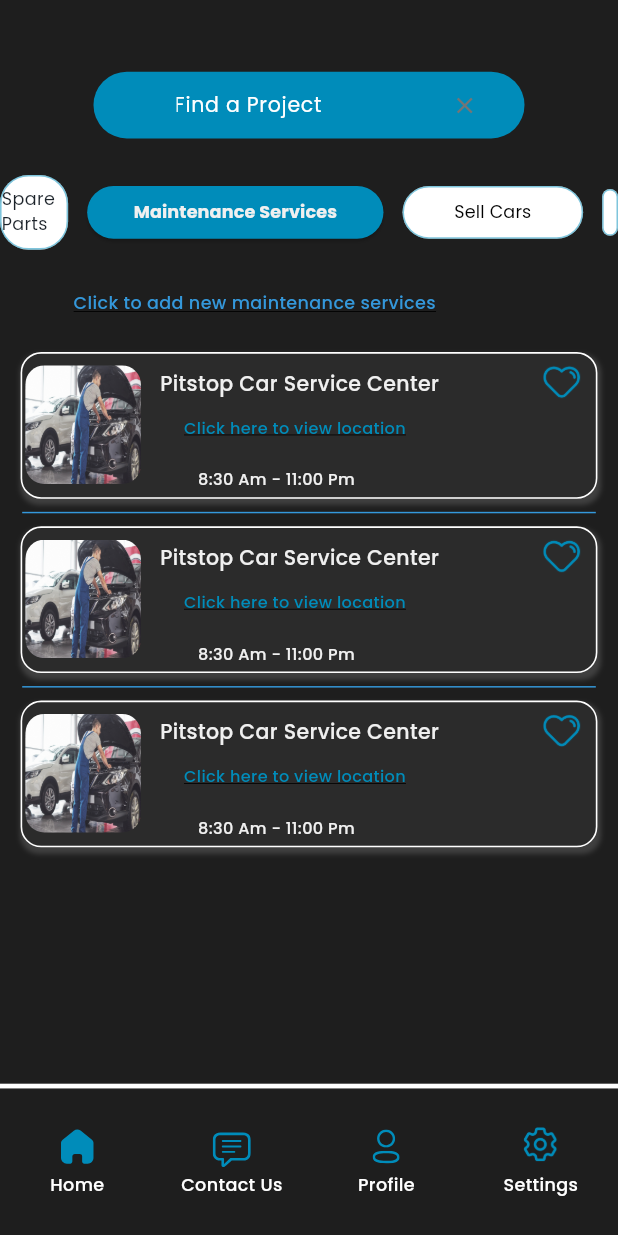
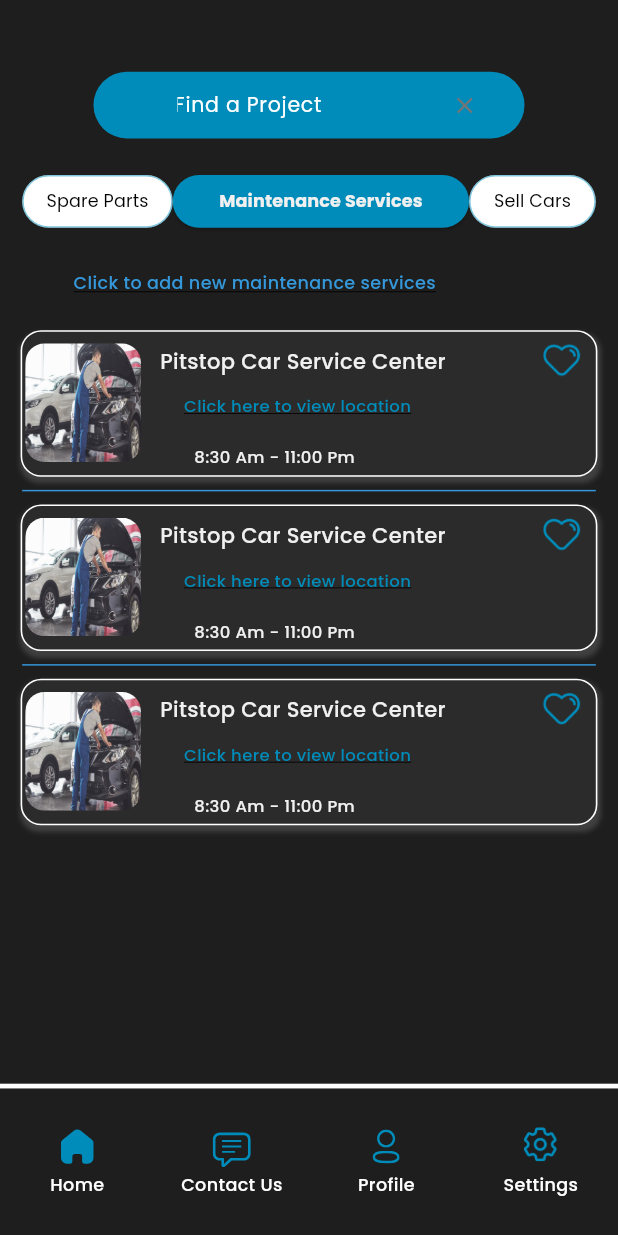
Before and after one commit to ibrahimashraf169/UI2, a Flutter app: the MaintenanceServicesScreen screen opened by its route, on a phone screen of 412 x 824 dp. Run offline on Flutter 3.47's test engine with Material 3 defaults, Android fonts, the phone set to English and light mode, and no system bars; our stand-ins replace cached_network_image, dio, flutter_svg; network calls fail.

Commit message:
sign up ui done login in ui done sign up auth completed login in auth is done spare parts ui done and its navigation maintenance service ui done and its navigation sell cars still

```diff
--- a/lib/presentation/login_screen/login_screen.dart
+++ b/lib/presentation/login_screen/login_screen.dart
@@ -224,7 +224,7 @@ class _LoginScreenState extends State<LoginScreen> {
       String username = emailController.text;
       String password = passwordController.text;
 
-      final apiUrl = 'http://192.168.1.5:8080/auth/login';
+      final apiUrl = 'http://192.168.1.8:8080/auth/login';
 
       try {
         final response = await Dio().post(
--- a/lib/presentation/maintenance_services_screen/maintenance_services_screen.dart
+++ b/lib/presentation/maintenance_services_screen/maintenance_services_screen.dart
@@ -1,4 +1,3 @@
-import '../maintenance_services_screen/widgets/servicecenterlist_item_widget.dart';
 import 'package:flutter/material.dart';
 import 'package:ibrahim_s_application1/core/app_export.dart';
 import 'package:ibrahim_s_application1/presentation/purchase_cars_page/purchase_cars_page.dart';
@@ -6,33 +5,28 @@ import 'package:ibrahim_s_application1/widgets/custom_bottom_bar.dart';
 import 'package:ibrahim_s_application1/widgets/custom_elevated_button.dart';
 import 'package:ibrahim_s_application1/widgets/custom_outlined_button.dart';
 import 'package:ibrahim_s_application1/widgets/custom_search_view.dart';
-import 'package:ibrahim_s_application1/widgets/custom_text_form_field.dart';
+import '../maintenance_services_screen/widgets/servicecenterlist_item_widget.dart';
 
 class MaintenanceServicesScreen extends StatelessWidget {
-  MaintenanceServicesScreen({Key? key})
-      : super(
-          key: key,
-        );
+  MaintenanceServicesScreen({Key? key}) : super(key: key);
 
   TextEditingController searchController = TextEditingController();
 
-  TextEditingController pillsController = TextEditingController();
-
-  GlobalKey<NavigatorState> navigatorKey = GlobalKey();
-
   @override
   Widget build(BuildContext context) {
+    // Unfocus any focused text field to prevent the keyboard from opening
+    FocusScope.of(context).unfocus();
+
     return SafeArea(
       child: Scaffold(
         resizeToAvoidBottomInset: false,
-        body: SizedBox(
+        body: SingleChildScrollView(
+          child: SizedBox(
             width: double.maxFinite,
             child: Column(
               children: [
                 SizedBox(height: 49.v),
-              Expanded(
-                child: SingleChildScrollView(
-                  child: Padding(
+                Padding(
                   padding: EdgeInsets.only(bottom: 5.v),
                   child: Column(
                     children: [
@@ -74,8 +68,7 @@ class MaintenanceServicesScreen extends StatelessWidget {
                               Padding(
                                 padding: EdgeInsets.only(
                                   left: 6.h,
-                                    top: 2.v,
-                                    bottom: 2.v,
+                                  top: 3.v,
                                 ),
                                 child: Text(
                                   "Click to add new maintenance services",
@@ -94,58 +87,79 @@ class MaintenanceServicesScreen extends StatelessWidget {
                     ],
                   ),
                 ),
-                ),
-              ),
               ],
             ),
           ),
-        bottomNavigationBar: _buildBottomBar(context),
+        ),
+        bottomNavigationBar: CustomBottomBar(
+          onChanged: (BottomBarEnum type) {
+            _navigateTo(context, type);
+          },
+        ),
       ),
     );
   }
 
-  /// Section Widget
+  void _navigateTo(BuildContext context, BottomBarEnum type) {
+    switch (type) {
+      case BottomBarEnum.Home:
+        Navigator.pushNamed(context, AppRoutes.purchaseCarsPage);
+        break;
+      case BottomBarEnum.Contactus:
+      case BottomBarEnum.Profile:
+      case BottomBarEnum.Settings:
+      // Implement navigation to other pages as needed.
+        break;
+    }
+  }
+
   Widget _buildFrameRow(BuildContext context) {
-    return SizedBox(
-      width: double.maxFinite,
-      child: Row(
-        mainAxisAlignment: MainAxisAlignment.spaceBetween,
+    return Row(
+      mainAxisAlignment: MainAxisAlignment.center,
       children: [
-          Container(
-            width: 43.h,
-            padding: EdgeInsets.symmetric(vertical: 7.v),
-            decoration: AppDecoration.outlinePrimary1.copyWith(
-              borderRadius: BorderRadiusStyle.circleBorder18,
-            ),
-            child: Text(
-              "Spare Parts",
-              style: CustomTextStyles.bodySmallGray900,
-            ),
-          ),
-          CustomElevatedButton(
+        _buildSparePartsButton(context),
+        _buildMaintenanceServicesButton(context),
+        _buildSellCarsButton(context),
+      ],
+    );
+  }
+
+  Widget _buildSparePartsButton(BuildContext context) {
+    return CustomOutlinedButton(
+      width: 95.h,
+      text: "Spare Parts",
+      buttonStyle: CustomButtonStyles.outlinePrimary,
+      onPressed: () {
+        Navigator.pushNamed(context, AppRoutes.sparePartsScreen);
+      },
+    );
+  }
+
+  Widget _buildMaintenanceServicesButton(BuildContext context) {
+    return CustomElevatedButton(
       height: 36.v,
       width: 187.h,
       text: "Maintenance Services",
       buttonStyle: CustomButtonStyles.fillPrimaryTL18,
       buttonTextStyle: CustomTextStyles.labelLargeGray200,
-          ),
-          CustomOutlinedButton(
-            width: 114.h,
-            text: "Sell Cars",
-            buttonStyle: CustomButtonStyles.outlinePrimary,
-          ),
-          CustomTextFormField(
-            width: 10.h,
-            controller: pillsController,
-            textInputAction: TextInputAction.done,
-            borderDecoration: TextFormFieldStyleHelper.outlinePrimary,
-          ),
-        ],
-      ),
+      onPressed: () {
+        // Do nothing as we're already on the maintenance services screen.
+      },
     );
   }
 
-  /// Section Widget
+  Widget _buildSellCarsButton(BuildContext context) {
+    return CustomOutlinedButton(
+      width: 80.h,
+      text: "Sell Cars",
+      buttonStyle: CustomButtonStyles.outlinePrimary,
+      onPressed: () {
+        // Navigate to the purchase cars container screen.
+        Navigator.pushNamed(context, AppRoutes.purchaseCarsContainerScreen);
+      },
+    );
+  }
+
   Widget _buildServiceCenterList(BuildContext context) {
     return Padding(
       padding: EdgeInsets.symmetric(horizontal: 14.h),
@@ -175,40 +189,4 @@ class MaintenanceServicesScreen extends StatelessWidget {
       ),
     );
   }
-
-  /// Section Widget
-  Widget _buildBottomBar(BuildContext context) {
-    return CustomBottomBar(
-      onChanged: (BottomBarEnum type) {
-        Navigator.pushNamed(
-            navigatorKey.currentContext!, getCurrentRoute(type));
-      },
-    );
 }
-
-  ///Handling route based on bottom click actions
-  String getCurrentRoute(BottomBarEnum type) {
-    switch (type) {
-      case BottomBarEnum.Home:
-        return AppRoutes.purchaseCarsPage;
-      case BottomBarEnum.Contactus:
-        return "/";
-      case BottomBarEnum.Profile:
-        return "/";
-      case BottomBarEnum.Settings:
-        return "/";
-      default:
-        return "/";
-    }
-  }
-
-  ///Handling page based on route
-  Widget getCurrentPage(String currentRoute) {
-    switch (currentRoute) {
-      case AppRoutes.purchaseCarsPage:
-        return PurchaseCarsPage();
-      default:
-        return DefaultWidget();
-    }
-  }
-}
--- a/lib/presentation/sign_up_screen/sign_up_screen.dart
+++ b/lib/presentation/sign_up_screen/sign_up_screen.dart
@@ -270,7 +270,7 @@ class _SignUpScreenState extends State<SignUpScreen> {
       ));
 
       final response = await dio.post(
-        'http://192.168.1.5:8080/auth/register',
+        'http://192.168.1.8:8080/auth/register',
         data: {
           'username': username,
           'email': email,
--- a/lib/routes/app_routes.dart
+++ b/lib/routes/app_routes.dart
@@ -1,8 +1,13 @@
+
+
 import 'package:flutter/material.dart';
 import 'package:ibrahim_s_application1/presentation/sign_up_screen/sign_up_screen.dart';
+import 'package:ibrahim_s_application1/presentation/purchase_cars_container_screen/MainView.dart';
+
+
 import 'package:ibrahim_s_application1/presentation/login_screen/login_screen.dart';
 import 'package:ibrahim_s_application1/presentation/forgot_password_screen/forgot_password_screen.dart';
-import 'package:ibrahim_s_application1/presentation/purchase_cars_container_screen/purchase_cars_container_screen.dart';
+import 'package:ibrahim_s_application1/presentation/purchase_cars_container_screen/MainView.dart';
 import 'package:ibrahim_s_application1/presentation/car_details_screen/car_details_screen.dart';
 import 'package:ibrahim_s_application1/presentation/spare_parts_screen/spare_parts_screen.dart';
 import 'package:ibrahim_s_application1/presentation/maintenance_services_screen/maintenance_services_screen.dart';
@@ -10,6 +15,8 @@ import 'package:ibrahim_s_application1/presentation/checkout_one_screen/checkout
 import 'package:ibrahim_s_application1/presentation/checkout_screen/checkout_screen.dart';
 import 'package:ibrahim_s_application1/presentation/payment_method_screen/payment_method_screen.dart';
 import 'package:ibrahim_s_application1/presentation/app_navigation_screen/app_navigation_screen.dart';
+
+import '../presentation/purchase_cars_container_screen/PurchaseCarsContainerScreen.dart';
 
 class AppRoutes {
   static const String signUpScreen = '/sign_up_screen';
@@ -29,7 +36,7 @@ class AppRoutes {
 
   static const String maintenanceServicesScreen =
       '/maintenance_services_screen';
-
+    static const String mainviewScreen='/mainview';
   static const String checkoutOneScreen = '/checkout_one_screen';
 
   static const String checkoutScreen = '/checkout_screen';
@@ -49,6 +56,7 @@ class AppRoutes {
     checkoutOneScreen: (context) => CheckoutOneScreen(),
     checkoutScreen: (context) => CheckoutScreen(),
     paymentMethodScreen: (context) => PaymentMethodScreen(),
-    appNavigationScreen: (context) => AppNavigationScreen()
+    appNavigationScreen: (context) => AppNavigationScreen(),
+    mainviewScreen:(context)=> MainView()
   };
 }
--- a/lib/theme/custom_text_style.dart
+++ b/lib/theme/custom_text_style.dart
@@ -1,144 +1,8 @@
 import 'package:flutter/material.dart';
 import '../core/app_export.dart';
 
-/// A collection of pre-defined text styles for customizing text appearance,
-/// categorized by different font families and weights.
-/// Additionally, this class includes extensions on [TextStyle] to easily apply specific font families to text.
-
-class CustomTextStyles {
-  // Body text style
-  static get bodyMediumPrimary => theme.textTheme.bodyMedium!.copyWith(
-        color: theme.colorScheme.primary,
-      );
-  static get bodyMediumWhiteA700 => theme.textTheme.bodyMedium!.copyWith(
-        color: appTheme.whiteA700,
-      );
-  static get bodySmall99000000 => theme.textTheme.bodySmall!.copyWith(
-        color: Color(0X99000000),
-        fontWeight: FontWeight.w300,
-      );
-  static get bodySmall99ffffff => theme.textTheme.bodySmall!.copyWith(
-        color: Color(0X99FFFFFF),
-        fontWeight: FontWeight.w300,
-      );
-  static get bodySmallBlack900 => theme.textTheme.bodySmall!.copyWith(
-        color: appTheme.black900.withOpacity(0.6),
-        fontWeight: FontWeight.w300,
-      );
-  static get bodySmallGray600 => theme.textTheme.bodySmall!.copyWith(
-        color: appTheme.gray600,
-      );
-  static get bodySmallGray900 => theme.textTheme.bodySmall!.copyWith(
-        color: appTheme.gray900,
-      );
-  static get bodySmallSecondaryContainer => theme.textTheme.bodySmall!.copyWith(
-        color: theme.colorScheme.secondaryContainer,
-        fontWeight: FontWeight.w300,
-      );
-  static get bodySmallWhiteA700 => theme.textTheme.bodySmall!.copyWith(
-        color: appTheme.whiteA700,
-      );
-  static get bodySmallffdd5464 => theme.textTheme.bodySmall!.copyWith(
-        color: Color(0XFFDD5464),
-        fontWeight: FontWeight.w300,
-      );
-  // Headline text style
-  static get headlineSmallBlack900 => theme.textTheme.headlineSmall!.copyWith(
-        color: appTheme.black900,
-      );
-  static get headlineSmallBlack900Medium =>
-      theme.textTheme.headlineSmall!.copyWith(
-        color: appTheme.black900,
-        fontWeight: FontWeight.w500,
-      );
-  static get headlineSmallGray200 => theme.textTheme.headlineSmall!.copyWith(
-        color: appTheme.gray200,
-      );
-  // Label text style
-  static get labelLargeBlue600 => theme.textTheme.labelLarge!.copyWith(
-        color: appTheme.blue600,
-      );
-  static get labelLargeBold => theme.textTheme.labelLarge!.copyWith(
-        fontWeight: FontWeight.w700,
-      );
-  static get labelLargeGray200 => theme.textTheme.labelLarge!.copyWith(
-        color: appTheme.gray200,
-        fontWeight: FontWeight.w700,
-      );
-  static get labelLargeGray200_1 => theme.textTheme.labelLarge!.copyWith(
-        color: appTheme.gray200,
-      );
-  static get labelLarge_1 => theme.textTheme.labelLarge!;
-  static get labelLargeff008cba => theme.textTheme.labelLarge!.copyWith(
-        color: Color(0XFF008CBA),
-        fontWeight: FontWeight.w700,
-      );
-  static get labelMediumAmber500 => theme.textTheme.labelMedium!.copyWith(
-        color: appTheme.amber500,
-      );
-  static get labelMediumBluegray900 => theme.textTheme.labelMedium!.copyWith(
-        color: appTheme.blueGray900,
-      );
-  static get labelMediumMedium => theme.textTheme.labelMedium!.copyWith(
-        fontSize: 11.fSize,
-        fontWeight: FontWeight.w500,
-      );
-  static get labelMediumPrimary => theme.textTheme.labelMedium!.copyWith(
-        color: theme.colorScheme.primary,
-        fontSize: 11.fSize,
-        fontWeight: FontWeight.w500,
-      );
-  static get labelMediumWhiteA700 => theme.textTheme.labelMedium!.copyWith(
-        color: appTheme.whiteA700,
-      );
-  // Poppins text style
-  static get poppinsBluegray900 => TextStyle(
-        color: appTheme.blueGray900,
-        fontSize: 4.fSize,
-        fontWeight: FontWeight.w400,
-      ).poppins;
-  static get poppinsBluegray900Bold => TextStyle(
-        color: appTheme.blueGray900,
-        fontSize: 5.fSize,
-        fontWeight: FontWeight.w700,
-      ).poppins;
-  static get poppinsBluegray900Regular => TextStyle(
-        color: appTheme.blueGray900,
-        fontSize: 5.fSize,
-        fontWeight: FontWeight.w400,
-      ).poppins;
-  // Title text style
-  static get titleLargeInter => theme.textTheme.titleLarge!.inter.copyWith(
-        fontSize: 20.fSize,
-        fontWeight: FontWeight.w700,
-      );
-  static get titleLargeWhiteA700 => theme.textTheme.titleLarge!.copyWith(
-        color: appTheme.whiteA700,
-        fontSize: 20.fSize,
-        fontWeight: FontWeight.w700,
-      );
-  static get titleMediumBlack900 => theme.textTheme.titleMedium!.copyWith(
-        color: appTheme.black900,
-        fontWeight: FontWeight.w600,
-      );
-  static get titleMediumMedium => theme.textTheme.titleMedium!.copyWith(
-        fontSize: 16.fSize,
-        fontWeight: FontWeight.w500,
-      );
-  static get titleSmall14 => theme.textTheme.titleSmall!.copyWith(
-        fontSize: 14.fSize,
-      );
-  static get titleSmallGray200 => theme.textTheme.titleSmall!.copyWith(
-        color: appTheme.gray200,
-        fontSize: 14.fSize,
-      );
-  static get titleSmallWhiteA700 => theme.textTheme.titleSmall!.copyWith(
-        color: appTheme.whiteA700,
-        fontWeight: FontWeight.w700,
-      );
-}
-
-extension on TextStyle {
+// Extension for custom text styles
+extension CustomTextStyleExtensions on TextStyle {
   TextStyle get poppins {
     return copyWith(
       fontFamily: 'Poppins',
@@ -151,3 +15,170 @@ extension on TextStyle {
     );
   }
 }
+
+class CustomTextStyles {
+  // Body text style
+  static get bodyMediumPrimary => theme.textTheme.bodyMedium!.copyWith(
+    color: theme.colorScheme.primary,
+  );
+
+  static get bodyMediumWhiteA700 => theme.textTheme.bodyMedium!.copyWith(
+    color: appTheme.whiteA700,
+  );
+
+  static get bodySmall99000000 => theme.textTheme.bodySmall!.copyWith(
+    color: Color(0X99000000),
+    fontWeight: FontWeight.w300,
+  );
+
+  static get bodySmall99ffffff => theme.textTheme.bodySmall!.copyWith(
+    color: Color(0X99FFFFFF),
+    fontWeight: FontWeight.w300,
+  );
+
+  static get bodySmallBlack900 => theme.textTheme.bodySmall!.copyWith(
+    color: appTheme.black900.withOpacity(0.6),
+    fontWeight: FontWeight.w300,
+  );
+
+  static get bodySmallGray600 => theme.textTheme.bodySmall!.copyWith(
+    color: appTheme.gray600,
+  );
+
+  static get bodySmallGray900 => theme.textTheme.bodySmall!.copyWith(
+    color: appTheme.gray900,
+  );
+
+  static get bodySmallSecondaryContainer => theme.textTheme.bodySmall!.copyWith(
+    color: theme.colorScheme.secondaryContainer,
+    fontWeight: FontWeight.w300,
+  );
+
+  static get bodySmallWhiteA700 => theme.textTheme.bodySmall!.copyWith(
+    color: appTheme.whiteA700,
+  );
+
+  static get bodySmallffdd5464 => theme.textTheme.bodySmall!.copyWith(
+    color: Color(0XFFDD5464),
+    fontWeight: FontWeight.w300,
+  );
+
+  // Headline text style
+  static get headlineSmallBlack900 => theme.textTheme.headlineSmall!.copyWith(
+    color: appTheme.black900,
+  );
+
+  static get headlineSmallBlack900Medium =>
+      theme.textTheme.headlineSmall!.copyWith(
+        color: appTheme.black900,
+        fontWeight: FontWeight.w500,
+      );
+
+  static get headlineSmallGray200 => theme.textTheme.headlineSmall!.copyWith(
+    color: appTheme.gray200,
+  );
+
+  // Label text style
+  static get labelLargeBlue600 => theme.textTheme.labelLarge!.copyWith(
+    color: appTheme.blue600,
+  );
+
+  static get labelLargeBold => theme.textTheme.labelLarge!.copyWith(
+    fontWeight: FontWeight.w700,
+  );
+
+  static get labelLargeGray200 => theme.textTheme.labelLarge!.copyWith(
+    color: appTheme.gray200,
+    fontWeight: FontWeight.w700,
+  );
+
+  static get labelLargeGray200_1 => theme.textTheme.labelLarge!.copyWith(
+    color: appTheme.gray200,
+  );
+
+  static get labelLarge_1 => theme.textTheme.labelLarge!;
+
+  static get labelLargeff008cba => theme.textTheme.labelLarge!.copyWith(
+    color: Color(0XFF008CBA),
+    fontWeight: FontWeight.w700,
+  );
+
+  static get labelMediumAmber500 => theme.textTheme.labelMedium!.copyWith(
+    color: appTheme.amber500,
+  );
+
+  static get labelMediumBluegray900 => theme.textTheme.labelMedium!.copyWith(
+    color: appTheme.blueGray900,
+  );
+
+  static get labelMediumMedium => theme.textTheme.labelMedium!.copyWith(
+    fontSize: 11,
+    fontWeight: FontWeight.w500,
+  );
+
+  static get labelMediumPrimary => theme.textTheme.labelMedium!.copyWith(
+    color: theme.colorScheme.primary,
+    fontSize: 11,
+    fontWeight: FontWeight.w500,
+  );
+
+  static get labelMediumWhiteA700 => theme.textTheme.labelMedium!.copyWith(
+    color: appTheme.whiteA700,
+  );
+
+  // Poppins text style
+  static get poppinsBluegray900 => TextStyle(
+    color: appTheme.blueGray900,
+    fontSize: 14,
+    fontWeight: FontWeight.w400,
+  ).poppins;
+
+  static get poppinsBluegray900Bold => TextStyle(
+    color: appTheme.blueGray900,
+    fontSize: 16,
+    fontWeight: FontWeight.w700,
+  ).poppins;
+
+  static get poppinsBluegray900Regular => TextStyle(
+    color: appTheme.blueGray900,
+    fontSize: 16,
+    fontWeight: FontWeight.w400,
+  ).poppins;
+
+  // Title text style
+  static get titleLargeInter => theme.textTheme.titleLarge!.copyWith(
+    fontFamily: 'Inter',
+    fontSize: 20,
+    fontWeight: FontWeight.w700,
+  );
+
+  static get titleLargeWhiteA700 => theme.textTheme.titleLarge!.copyWith(
+    color: appTheme.whiteA700,
+    fontSize: 20,
+    fontWeight: FontWeight.w700,
+  );
+
+  static get titleMediumBlack900 => theme.textTheme.titleMedium!.copyWith(
+    color: appTheme.black900,
+    fontWeight: FontWeight.w600,
+  );
+
+  static get titleMediumMedium => theme.textTheme.titleMedium!.copyWith(
+    fontSize: 16,
+    fontWeight: FontWeight.w500,
+  );
+
+  static get titleSmall14 => theme.textTheme.titleSmall!.copyWith(
+    fontSize: 14,
+  );
+
+  static get titleSmallGray200 => theme.textTheme.titleSmall!.copyWith(
+    color: appTheme.gray200,
+    fontSize: 14,
+  );
+
+  static get titleSmallWhiteA700 => theme.textTheme.titleSmall!.copyWith(
+    color: appTheme.whiteA700,
+    fontWeight: FontWeight.w700,
+  );
+}
```
Also changed, not shown: lib/presentation/app_navigation_screen/app_navigation_screen.dart (+7 -0 lines), lib/presentation/purchase_cars_container_screen/MainView.dart (added, +196 -0 lines), lib/presentation/purchase_cars_container_screen/PurchaseCarsContainerScreen.dart (renamed from lib/presentation/purchase_cars_container_screen/purchase_cars_container_screen.dart). Lines whose indentation alone changed are shown as unchanged.
